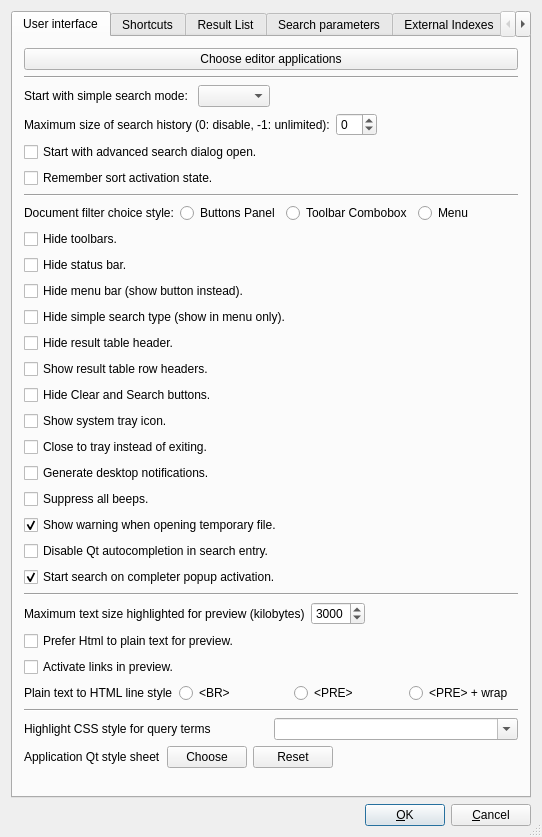
The window that src/qtgui/uiprefs.ui (alberti42/recoll-macos) describes before a commit, drawn with Qt 5.
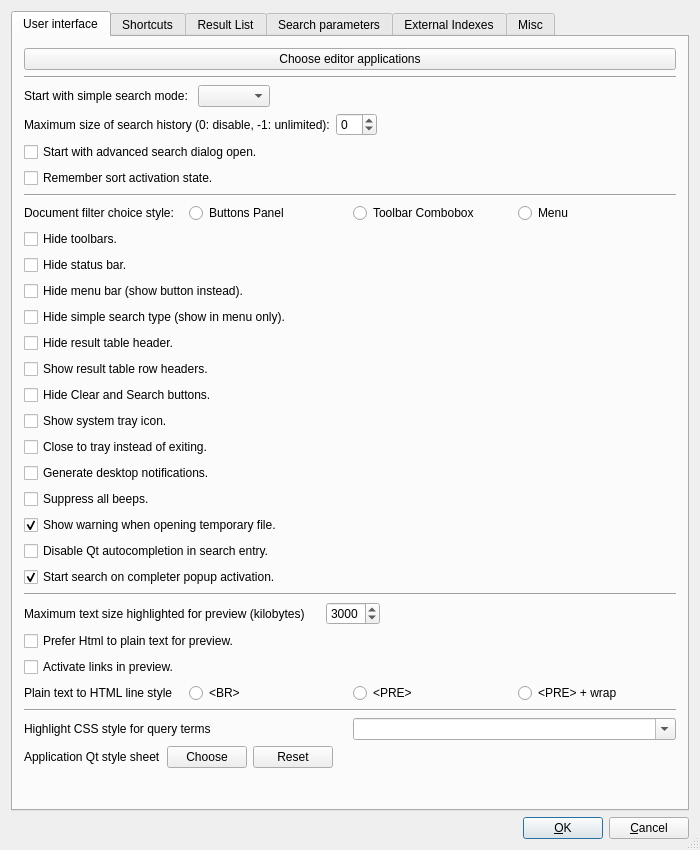
The same window after the commit.

Commit message: GUI: adjust prefs window default width

Patch:
```diff
--- a/src/qtgui/uiprefs.ui
+++ b/src/qtgui/uiprefs.ui
@@ -6,8 +6,8 @@
    <rect>
     <x>0</x>
     <y>0</y>
-    <width>542</width>
-    <height>837</height>
+    <width>700</width>
+    <height>850</height>
    </rect>
   </property>
   <property name="windowTitle">
```
